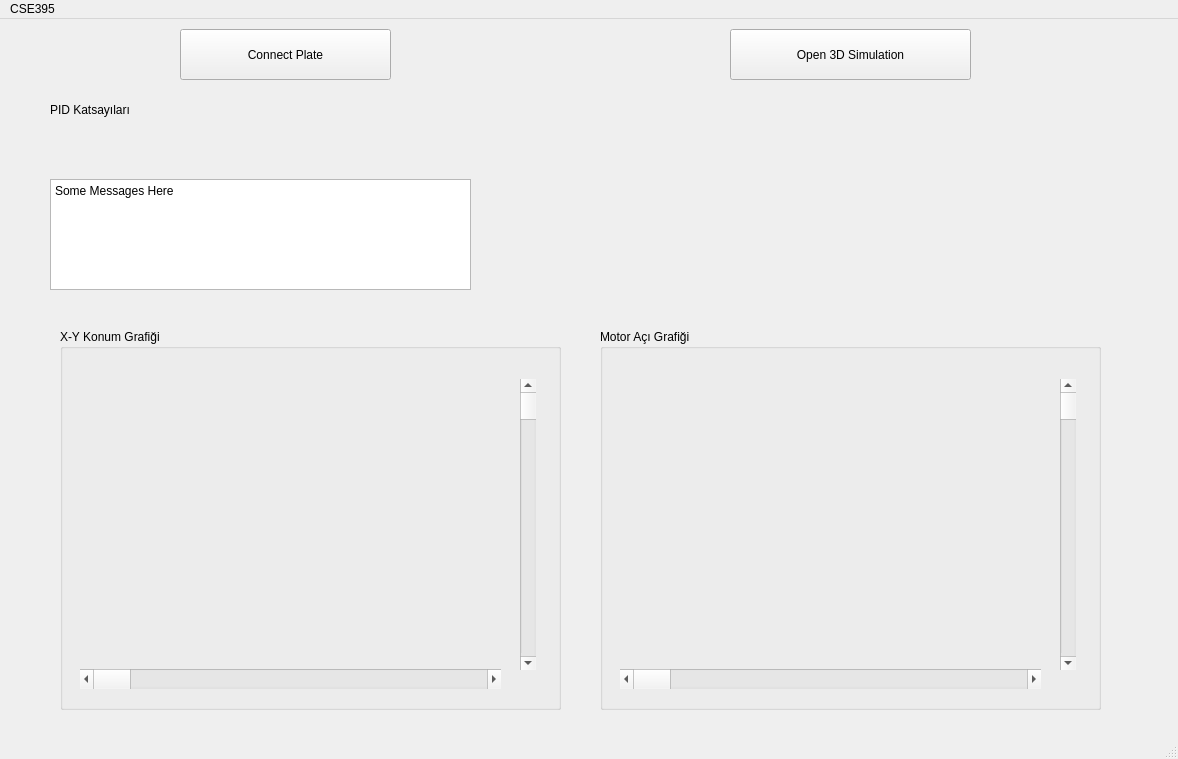
Above: Client/Client/mainwindow.ui from emrebayrm/CSE395_Proje1_Group6 before the change. Below: the same form after it.
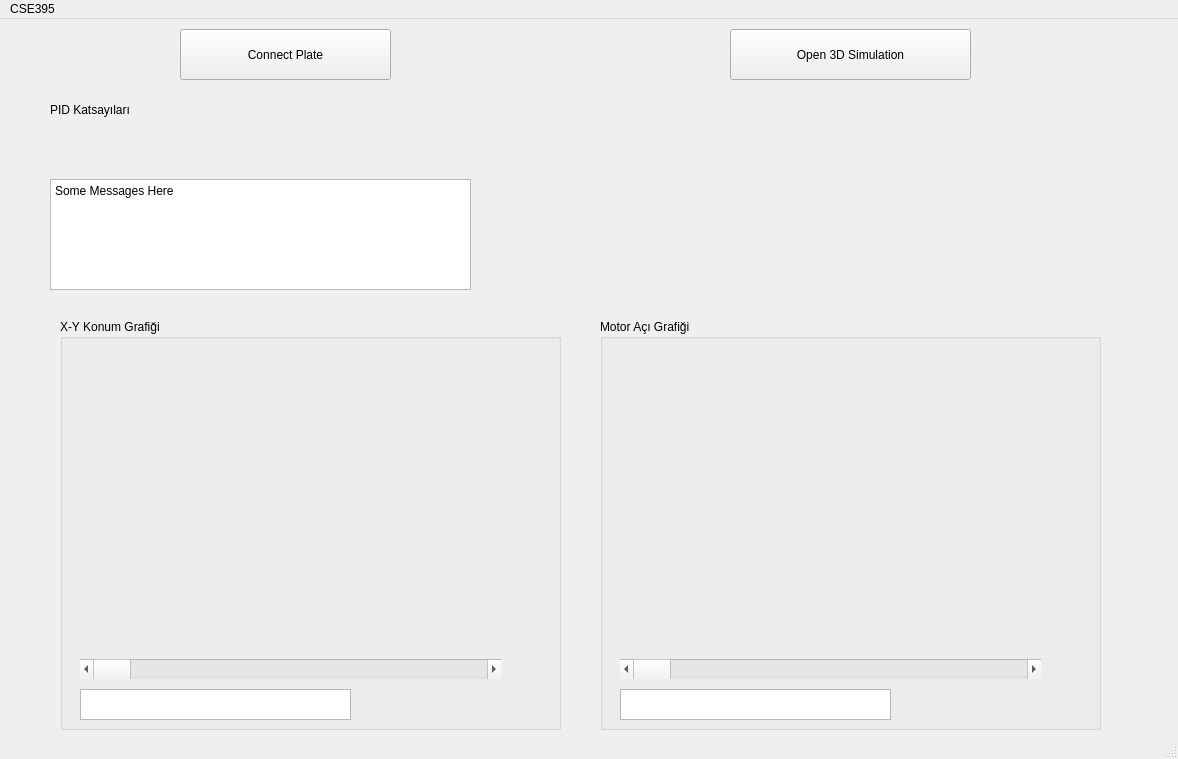
That is the form after the change. Custom widgets are drawn as their Qt base class.

What changed in the file:
```diff
--- a/Client/Client/mainwindow.ui
+++ b/Client/Client/mainwindow.ui
@@ -18,9 +18,9 @@
     <property name="geometry">
      <rect>
       <x>600</x>
-      <y>310</y>
+      <y>300</y>
       <width>501</width>
-      <height>381</height>
+      <height>411</height>
      </rect>
     </property>
     <property name="title">
@@ -42,19 +42,6 @@
       </sizepolicy>
      </property>
     </widget>
-    <widget class="QScrollBar" name="verScrollServo">
-     <property name="geometry">
-      <rect>
-       <x>460</x>
-       <y>50</y>
-       <width>16</width>
-       <height>291</height>
-      </rect>
-     </property>
-     <property name="orientation">
-      <enum>Qt::Vertical</enum>
-     </property>
-    </widget>
     <widget class="QScrollBar" name="horScrollServo">
      <property name="geometry">
       <rect>
@@ -68,14 +55,24 @@
       <enum>Qt::Horizontal</enum>
      </property>
     </widget>
+    <widget class="QTextBrowser" name="textBPlotServo">
+     <property name="geometry">
+      <rect>
+       <x>20</x>
+       <y>370</y>
+       <width>271</width>
+       <height>31</height>
+      </rect>
+     </property>
+    </widget>
    </widget>
    <widget class="QGroupBox" name="groupXYCoords">
     <property name="geometry">
      <rect>
       <x>60</x>
-      <y>310</y>
+      <y>300</y>
       <width>501</width>
-      <height>381</height>
+      <height>411</height>
      </rect>
     </property>
     <property name="title">
@@ -97,19 +94,6 @@
       </sizepolicy>
      </property>
     </widget>
-    <widget class="QScrollBar" name="verScrollXY">
-     <property name="geometry">
-      <rect>
-       <x>460</x>
-       <y>50</y>
-       <width>16</width>
-       <height>291</height>
-      </rect>
-     </property>
-     <property name="orientation">
-      <enum>Qt::Vertical</enum>
-     </property>
-    </widget>
     <widget class="QScrollBar" name="horScrollXY">
      <property name="geometry">
       <rect>
@@ -123,6 +107,16 @@
       <enum>Qt::Horizontal</enum>
      </property>
     </widget>
+    <widget class="QTextBrowser" name="textBPlotXY">
+     <property name="geometry">
+      <rect>
+       <x>20</x>
+       <y>370</y>
+       <width>271</width>
+       <height>31</height>
+      </rect>
+     </property>
+    </widget>
    </widget>
    <widget class="QPushButton" name="btnConnPlate">
     <property name="geometry">
```
Left out of the diff: 2 changed lines with no effect on the pictures.
